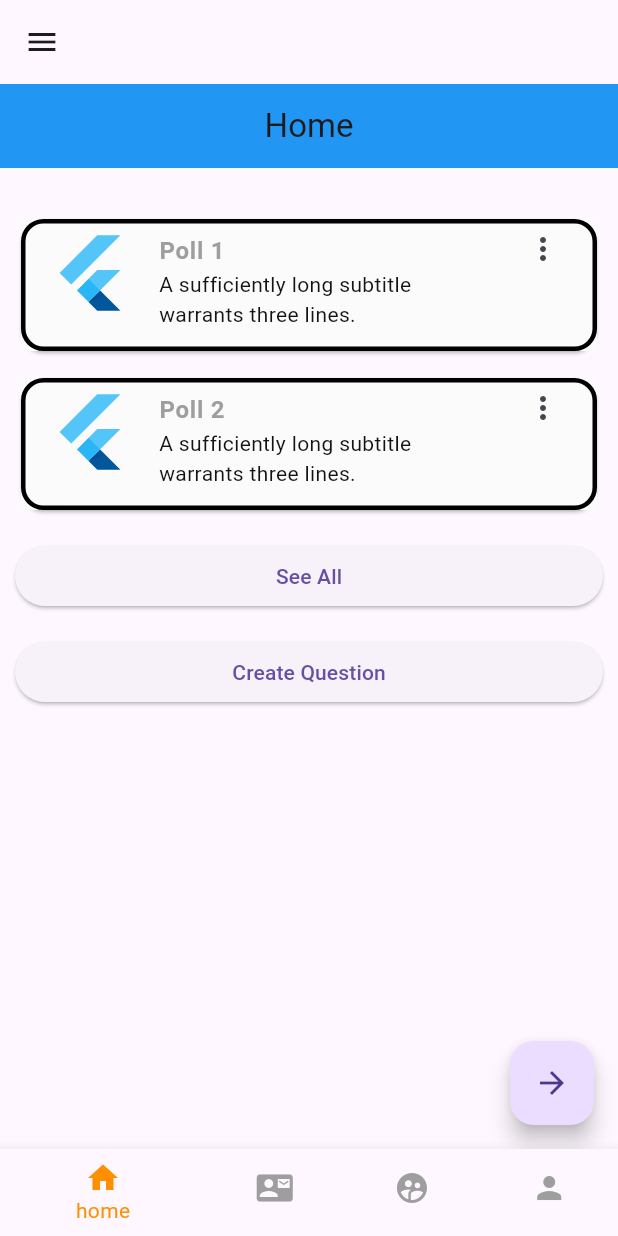
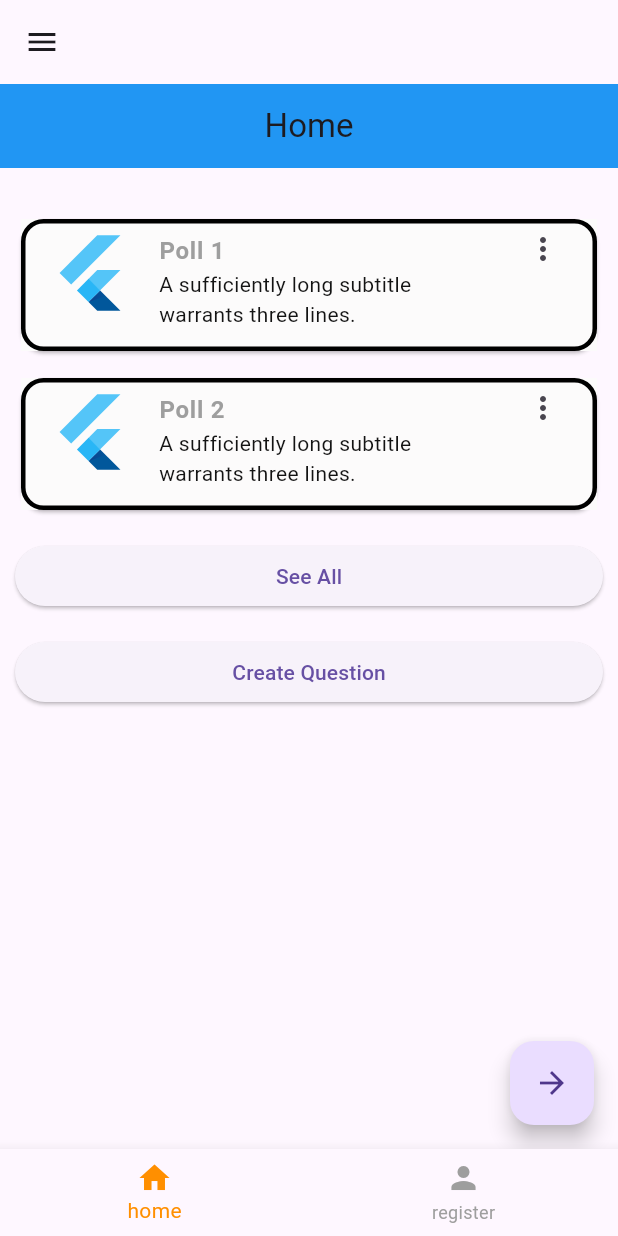
Before and after one commit to ktruong2702/Policy_Vote, a Flutter app: the Mainpage screen opened directly, on a phone screen of 412 x 824 dp. Run offline on Flutter 3.47's test engine with Material 3 defaults, Android fonts, the light colour scheme and no system bars.

Commit message:
cleaned Mainpage

```diff
--- a/lib/mainpage.dart
+++ b/lib/mainpage.dart
@@ -86,26 +86,8 @@ class _MainpageState extends State<Mainpage> {
             },
           ),
           ListTile(
-            leading: const Icon(Icons.contact_mail),
-            title: const Text('Contact'),
-            onTap: () {
-              Navigator.pop(context);
-              _selectedIndex = 1;
-              setState(() {});
-            },
-          ),
-          ListTile(
-            leading: const Icon(Icons.supervised_user_circle),
-            title: const Text('Info'),
-            onTap: () {
-              Navigator.pop(context);
-              _selectedIndex = 2;
-              setState(() {});
-            },
-          ),
-          ListTile(
             leading: const Icon(Icons.person),
-            title: const Text('register'),
+            title: const Text('Register'),
             onTap: () {
               Navigator.pop(context);
               _selectedIndex = 3;
@@ -117,7 +99,7 @@ class _MainpageState extends State<Mainpage> {
           ),
           ListTile(
             leading: const Icon(Icons.exit_to_app),
-            title: const Text('logout'),
+            title: const Text('Logout'),
             onTap: () {
               Navigator.push(
                 context,
@@ -134,14 +116,6 @@ class _MainpageState extends State<Mainpage> {
             label: 'home',
           ),
           BottomNavigationBarItem(
-            icon: Icon(Icons.contact_mail),
-            label: 'contact',
-          ),
-          BottomNavigationBarItem(
-            icon: Icon(Icons.supervised_user_circle),
-            label: 'Info',
-          ),
-          BottomNavigationBarItem(
             icon: Icon(Icons.person),
             label: 'register',
           ),
```
